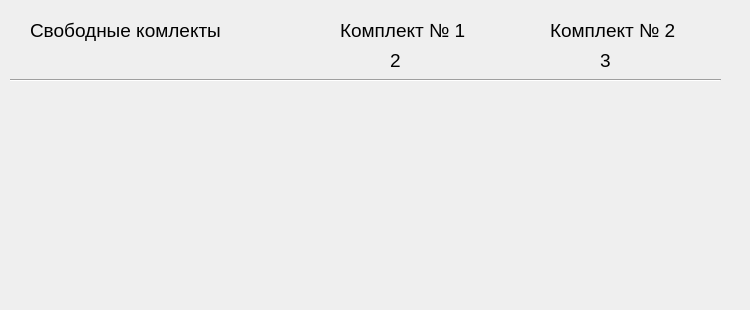
Longdaay/STOqt, file DPWindow.ui: the form before one commit.
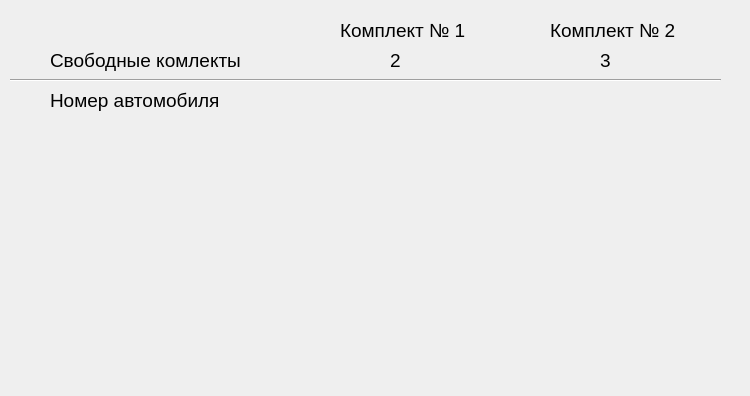
The form after the commit.

Patch:
```diff
--- a/DPWindow.ui
+++ b/DPWindow.ui
@@ -7,7 +7,7 @@
     <x>0</x>
     <y>0</y>
     <width>750</width>
-    <height>310</height>
+    <height>396</height>
    </rect>
   </property>
   <property name="windowTitle">
@@ -16,8 +16,8 @@
   <widget class="QLabel" name="label">
    <property name="geometry">
     <rect>
-     <x>30</x>
-     <y>10</y>
+     <x>50</x>
+     <y>40</y>
      <width>191</width>
      <height>41</height>
     </rect>
@@ -119,10 +119,10 @@
   <widget class="QWidget" name="gridLayoutWidget">
    <property name="geometry">
     <rect>
-     <x>30</x>
-     <y>100</y>
+     <x>40</x>
+     <y>120</y>
      <width>651</width>
-     <height>191</height>
+     <height>251</height>
     </rect>
    </property>
    <layout class="QGridLayout" name="DPGridLayout" rowstretch="0" columnstretch="1">
@@ -133,13 +133,34 @@
      <number>0</number>
     </property>
     <property name="rightMargin">
-     <number>150</number>
+     <number>0</number>
     </property>
-    <property name="spacing">
+    <property name="horizontalSpacing">
+     <number>100</number>
+    </property>
+    <property name="verticalSpacing">
      <number>10</number>
     </property>
    </layout>
   </widget>
+  <widget class="QLabel" name="label_4">
+   <property name="geometry">
+    <rect>
+     <x>50</x>
+     <y>80</y>
+     <width>191</width>
+     <height>41</height>
+    </rect>
+   </property>
+   <property name="font">
+    <font>
+     <pointsize>14</pointsize>
+    </font>
+   </property>
+   <property name="text">
+    <string>Номер автомобиля</string>
+   </property>
+  </widget>
  </widget>
  <layoutdefault spacing="6" margin="11"/>
  <resources/>
```
